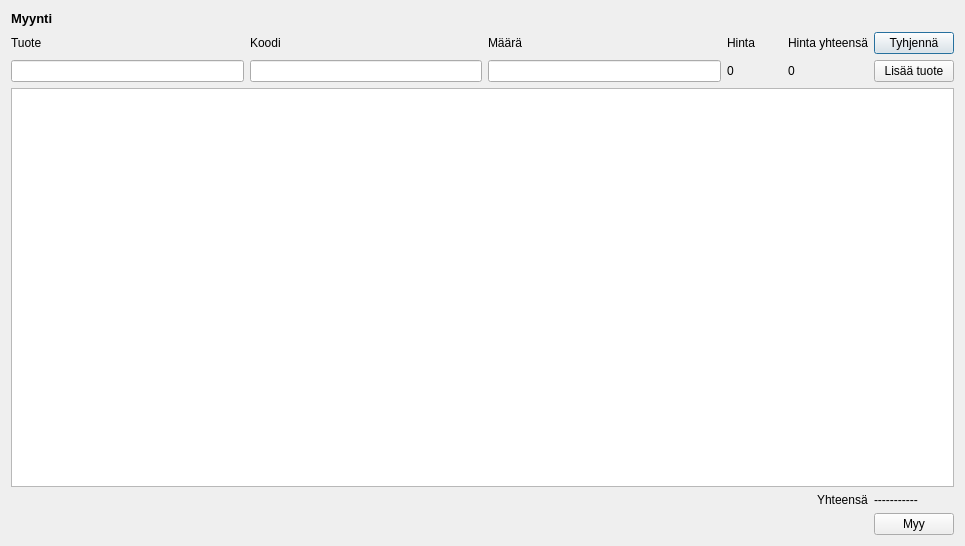
This is ui/sales/sale.ui in t3vato00/projekti1 as Qt 5 draws it before an edit. The edited form follows.
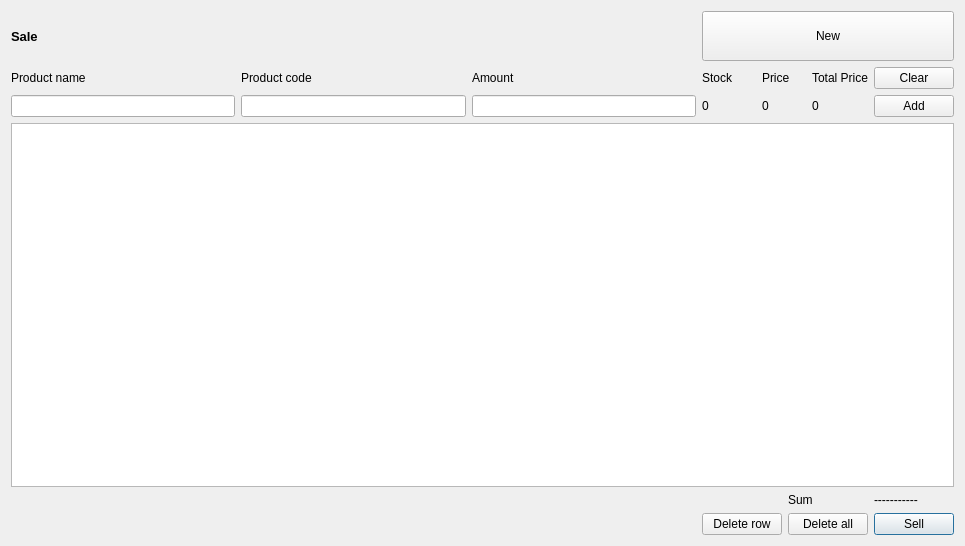
This is the edited form.

```diff
--- a/ui/sales/sale.ui
+++ b/ui/sales/sale.ui
@@ -14,140 +14,181 @@
    <string>Dialog</string>
   </property>
   <layout class="QGridLayout" name="gridLayout_3">
-   <item row="0" column="0">
-    <widget class="QLabel" name="label">
-     <property name="font">
-      <font>
-       <pointsize>10</pointsize>
-       <weight>75</weight>
-       <bold>true</bold>
-      </font>
+   <item row="3" column="0">
+    <spacer name="horizontalSpacer">
+     <property name="orientation">
+      <enum>Qt::Horizontal</enum>
      </property>
-     <property name="text">
-      <string>Myynti</string>
+     <property name="sizeHint" stdset="0">
+      <size>
+       <width>779</width>
+       <height>20</height>
+      </size>
      </property>
-    </widget>
+    </spacer>
+   </item>
+   <item row="3" column="1">
+    <layout class="QGridLayout" name="gridLayout_2">
+     <item row="0" column="2">
+      <widget class="QLabel" name="label_ostokset_yhteensa">
+       <property name="text">
+        <string>-----------</string>
+       </property>
+      </widget>
+     </item>
+     <item row="1" column="2">
+      <widget class="QPushButton" name="b_sell">
+       <property name="text">
+        <string>Sell</string>
+       </property>
+      </widget>
+     </item>
+     <item row="1" column="0">
+      <widget class="QPushButton" name="b_delete_row">
+       <property name="text">
+        <string>Delete row</string>
+       </property>
+      </widget>
+     </item>
+     <item row="1" column="1">
+      <widget class="QPushButton" name="b_delete_all">
+       <property name="text">
+        <string>Delete all</string>
+       </property>
+      </widget>
+     </item>
+     <item row="0" column="1">
+      <widget class="QLabel" name="label_2">
+       <property name="text">
+        <string>Sum</string>
+       </property>
+      </widget>
+     </item>
+    </layout>
    </item>
    <item row="1" column="0" colspan="2">
     <layout class="QGridLayout" name="gridLayout">
-     <item row="1" column="5">
-      <widget class="QPushButton" name="lineEdit_clear">
+     <item row="1" column="1">
+      <widget class="QLabel" name="label_10">
        <property name="text">
-        <string>Tyhjennä</string>
+        <string>Product code</string>
        </property>
       </widget>
      </item>
-     <item row="2" column="0">
-      <widget class="QLineEdit" name="lineEdit_m_nimi"/>
+     <item row="2" column="5">
+      <widget class="QLabel" name="label_tuotehinta_yhteensa">
+       <property name="text">
+        <string>0</string>
+       </property>
+      </widget>
      </item>
-     <item row="2" column="1">
-      <widget class="QLineEdit" name="lineEdit_m_koodi"/>
+     <item row="1" column="0">
+      <widget class="QLabel" name="label_3">
+       <property name="text">
+        <string>Product name</string>
+       </property>
+      </widget>
      </item>
      <item row="2" column="2">
-      <widget class="QLineEdit" name="lineEdit_m_maara">
+      <widget class="QLineEdit" name="product_amount">
        <property name="text">
         <string/>
        </property>
       </widget>
      </item>
-     <item row="2" column="3">
-      <widget class="QLabel" name="label_tuotehinta">
-       <property name="text">
-        <string>0</string>
-       </property>
-      </widget>
-     </item>
      <item row="2" column="4">
-      <widget class="QLabel" name="label_tuotehinta_yhteensa">
+      <widget class="QLabel" name="label_tuotehinta">
        <property name="text">
         <string>0</string>
        </property>
       </widget>
      </item>
-     <item row="2" column="5">
-      <widget class="QPushButton" name="pushButton_lisaa_tuote">
+     <item row="1" column="6">
+      <widget class="QPushButton" name="b_clear">
        <property name="text">
-        <string>Lisää tuote</string>
+        <string>Clear</string>
        </property>
       </widget>
      </item>
-     <item row="1" column="0">
-      <widget class="QLabel" name="label_3">
-       <property name="text">
-        <string>Tuote</string>
-       </property>
-      </widget>
+     <item row="2" column="1">
+      <widget class="QLineEdit" name="product_code"/>
      </item>
-     <item row="1" column="1">
-      <widget class="QLabel" name="label_10">
+     <item row="2" column="0">
+      <widget class="QLineEdit" name="product_name"/>
+     </item>
+     <item row="2" column="6">
+      <widget class="QPushButton" name="b_add">
        <property name="text">
-        <string>Koodi</string>
+        <string>Add</string>
        </property>
       </widget>
      </item>
      <item row="1" column="2">
       <widget class="QLabel" name="label_4">
        <property name="text">
-        <string>Määrä</string>
-       </property>
-      </widget>
-     </item>
-     <item row="1" column="3">
-      <widget class="QLabel" name="label_6">
-       <property name="text">
-        <string>Hinta        </string>
+        <string>Amount</string>
        </property>
       </widget>
      </item>
      <item row="1" column="4">
+      <widget class="QLabel" name="label_6">
+       <property name="text">
+        <string>Price     </string>
+       </property>
+      </widget>
+     </item>
+     <item row="1" column="5">
       <widget class="QLabel" name="label_5">
        <property name="text">
-        <string>Hinta yhteensä</string>
+        <string>Total Price</string>
+       </property>
+      </widget>
+     </item>
+     <item row="1" column="3">
+      <widget class="QLabel" name="label_7">
+       <property name="text">
+        <string>Stock       </string>
+       </property>
+      </widget>
+     </item>
+     <item row="2" column="3">
+      <widget class="QLabel" name="label_stock">
+       <property name="text">
+        <string>0</string>
        </property>
       </widget>
      </item>
     </layout>
    </item>
+   <item row="0" column="0">
+    <widget class="QLabel" name="label">
+     <property name="font">
+      <font>
+       <pointsize>10</pointsize>
+       <weight>75</weight>
+       <bold>true</bold>
+      </font>
+     </property>
+     <property name="text">
+      <string>Sale</string>
+     </property>
+    </widget>
+   </item>
    <item row="2" column="0" colspan="2">
-    <widget class="QTableWidget" name="tableView_myynti_tuotteet"/>
+    <widget class="QTableView" name="salelist"/>
    </item>
-   <item row="3" column="1">
-    <layout class="QGridLayout" name="gridLayout_2">
-     <item row="0" column="0">
-      <widget class="QLabel" name="label_2">
-       <property name="text">
-        <string>Yhteensä</string>
-       </property>
-      </widget>
-     </item>
-     <item row="0" column="1">
-      <widget class="QLabel" name="label_ostokset_yhteensa">
-       <property name="text">
-        <string>-----------</string>
-       </property>
-      </widget>
-     </item>
-     <item row="1" column="1">
-      <widget class="QPushButton" name="myy">
-       <property name="text">
-        <string>Myy</string>
-       </property>
-      </widget>
-     </item>
-    </layout>
-   </item>
-   <item row="3" column="0">
-    <spacer name="horizontalSpacer">
-     <property name="orientation">
-      <enum>Qt::Horizontal</enum>
-     </property>
-     <property name="sizeHint" stdset="0">
+   <item row="0" column="1">
+    <widget class="QPushButton" name="new_event">
+     <property name="minimumSize">
       <size>
-       <width>779</width>
-       <height>20</height>
+       <width>100</width>
+       <height>50</height>
       </size>
      </property>
-    </spacer>
+     <property name="text">
+      <string>New</string>
+     </property>
+    </widget>
    </item>
   </layout>
  </widget>
```
Left out of the diff: 12 changed lines with no effect on the pictures.
